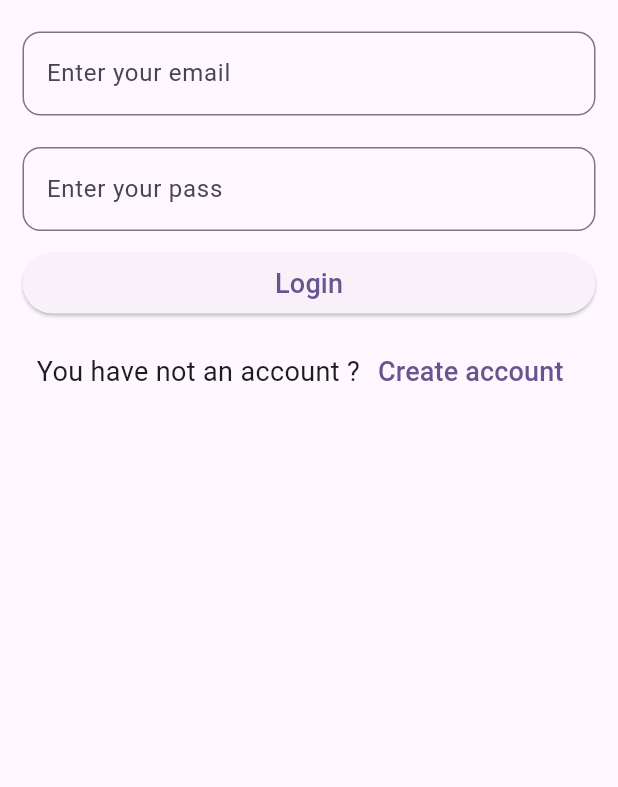
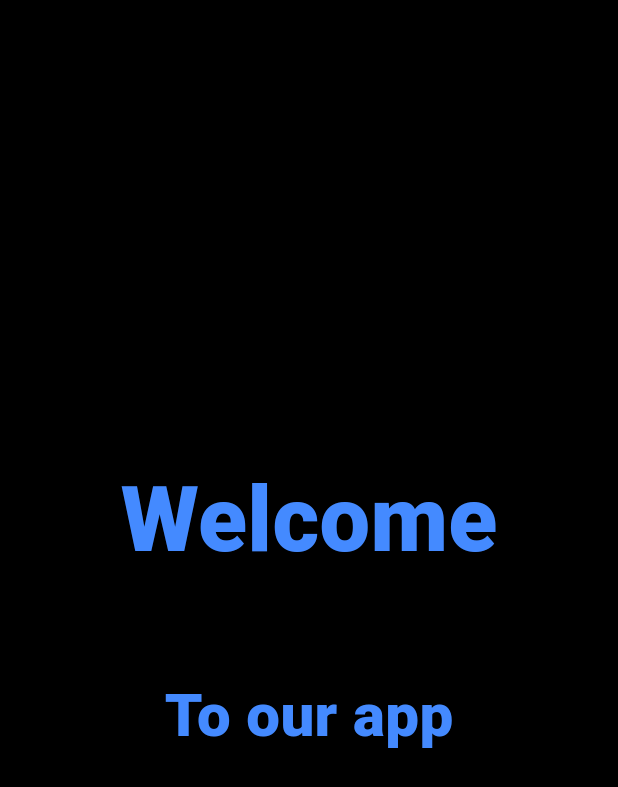
Before and after one commit to AbrarSumra/wscube_bloc_with_note, a Flutter app: the first screen one second after launch, on a phone screen of 412 x 824 dp. Shown: the top 787 px of the screen. Run offline on Flutter 3.47's test engine with Material 3 defaults, Android fonts, the phone set to English and light mode, and no system bars; drawn by our look-alikes of animated_text_kit; our stand-ins replace flutter_bloc, google_fonts, shared_preferences, sqflite; accounts and stored records are empty; Roboto replaces fonts that are missing (Habibi).

Commit message:
Final Ui

```diff
--- a/lib/Screens/home_page.dart
+++ b/lib/Screens/home_page.dart
@@ -42,6 +42,10 @@ class HomePage extends StatelessWidget {
               itemCount: noteList.length,
               itemBuilder: (context, index) {
                 return ListTile(
+                  leading: CircleAvatar(
+                    backgroundColor: Colors.primaries[index],
+                    child: Text("${index + 1}"),
+                  ),
                   title: Text(noteList[index].noteTitle),
                   subtitle: Text(noteList[index].noteDesc),
                   trailing: SizedBox(
--- /dev/null
+++ b/lib/Screens/splash_screen.dart
@@ -0,0 +1,68 @@
+import 'dart:async';
+
+import 'package:animated_text_kit/animated_text_kit.dart';
+import 'package:flutter/material.dart';
+import 'package:google_fonts/google_fonts.dart';
+import 'package:shared_preferences/shared_preferences.dart';
+import 'package:wscube_bloc_with_note/Screens/home_page.dart';
+import 'login_screen.dart';
+
+class SplashScreen extends StatefulWidget {
+  const SplashScreen({super.key});
+
+  @override
+  State<SplashScreen> createState() => _SplashScreenState();
+}
+
+class _SplashScreenState extends State<SplashScreen> {
+  @override
+  void initState() {
+    super.initState();
+    Timer(const Duration(seconds: 6), () async {
+      var prefs = await SharedPreferences.getInstance();
+      bool? checkLogin = prefs.getBool(LoginScreen.LOGIN_PREFS_KEY);
+      Widget navigateTo = LoginScreen();
+
+      if (checkLogin != null && checkLogin) {
+        navigateTo = HomePage();
+      }
+
+      Navigator.pushReplacement(
+          context, MaterialPageRoute(builder: (ctx) => navigateTo));
+    });
+  }
+
+  @override
+  Widget build(BuildContext context) {
+    return Scaffold(
+      backgroundColor: Colors.black,
+      body: Center(
+        child: Column(
+          mainAxisAlignment: MainAxisAlignment.center,
+          children: [
+            TextLiquidFill(
+              boxWidth: 300,
+              boxHeight: 130,
+              text: "Welcome",
+              textStyle: GoogleFonts.habibi(
+                fontSize: 60,
+                color: Colors.blue,
+                fontWeight: FontWeight.w900,
+              ),
+            ),
+            TextLiquidFill(
+              boxWidth: 300,
+              boxHeight: 130,
+              text: "To our app",
+              textStyle: GoogleFonts.habibi(
+                fontSize: 40,
+                color: Colors.orange,
+                fontWeight: FontWeight.w900,
+              ),
+            ),
+          ],
+        ),
+      ),
+    );
+  }
+}
--- a/lib/main.dart
+++ b/lib/main.dart
@@ -3,6 +3,7 @@ import 'package:flutter_bloc/flutter_bloc.dart';
 import 'package:wscube_bloc_with_note/AppDataBase/app_db.dart';
 import 'package:wscube_bloc_with_note/ListBloc/note_list_bloc.dart';
 import 'package:wscube_bloc_with_note/Screens/login_screen.dart';
+import 'package:wscube_bloc_with_note/Screens/splash_screen.dart';
 
 void main() {
   runApp(BlocProvider(
@@ -24,7 +25,7 @@ class MyApp extends StatelessWidget {
         useMaterial3: true,
       ),
       debugShowCheckedModeBanner: false,
-      home: LoginScreen(),
+      home: SplashScreen(),
     );
   }
 }
--- a/pubspec.yaml
+++ b/pubspec.yaml
@@ -40,6 +40,8 @@ dependencies:
   path: ^1.8.3
   path_provider: ^2.1.1
   shared_preferences: ^2.2.2
+  animated_text_kit: ^4.2.2
+  google_fonts: ^6.1.0
 
 dev_dependencies:
   flutter_test:
@@ -64,8 +66,8 @@ flutter:
   uses-material-design: true
 
   # To add assets to your application, add an assets section, like this:
-  # assets:
-  #   - images/a_dot_burr.jpeg
+  assets:
+    - assets/images/
   #   - images/a_dot_ham.jpeg
 
   # An image asset can refer to one or more resolution-specific "variants", see
```
Also changed, not shown: lib/Screens/login_screen.dart (+55 -5 lines), lib/Screens/signup_screen.dart (+42 -4 lines), pubspec.lock, 1 other file.
